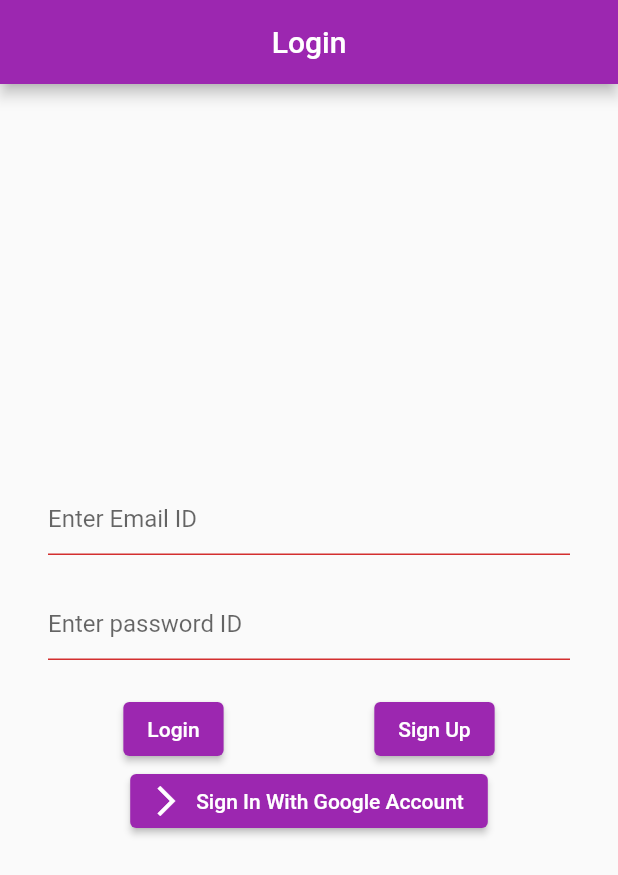
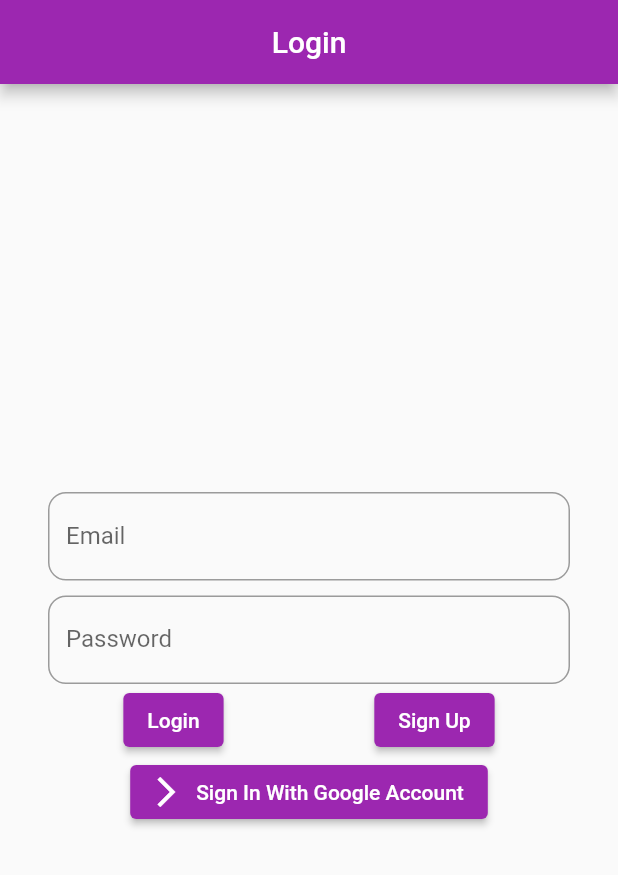
Before and after one commit to nabinsah703/getTodoApp, a Flutter app: the screen it shows after launch, on a phone screen of 412 x 824 dp. Shown: the top 875 px of the screen. Run offline on Flutter 3.47's test engine with Material 2 defaults, Android fonts, the phone set to English and light mode, and no system bars; our stand-ins replace cloud_firestore, firebase_auth, firebase_core, google_sign_in, shared_preferences; accounts and stored records are empty.

Commit message:
change design of login screnn

```diff
--- a/lib/screens/login_screen.dart
+++ b/lib/screens/login_screen.dart
@@ -14,8 +14,11 @@ class LoginScreen extends StatefulWidget {
 }
 
 class _LoginScreenState extends State<LoginScreen> {
-  TextEditingController email = TextEditingController();
-  TextEditingController password = TextEditingController();
+
+  var email = "";
+  var password = "";
+  TextEditingController emailController = TextEditingController();
+  TextEditingController passwordController = TextEditingController();
 
   String signInText = "You are not currently signed in.";
   String errorText = "";
@@ -49,13 +52,21 @@ class _LoginScreenState extends State<LoginScreen> {
             mainAxisAlignment: MainAxisAlignment.center,
             children: [
               TextFormField(
-                controller: email,
-                decoration: InputDecoration(errorText: errorText, hintText: "Enter Email ID"),
+                controller: emailController,
+
+                decoration:  const InputDecoration(label: Text("Email"),border: OutlineInputBorder(
+                  borderRadius: BorderRadius.all(Radius.circular(12))
+                ), hintText: "Enter Email ID"),
               ),
+              const SizedBox(height: 10,),
               TextFormField(
-                controller: password,
+                controller: passwordController,
                 obscureText: true,
-                decoration: InputDecoration(errorText: errorText, hintText: "Enter password ID"),
+                decoration: const InputDecoration(
+                  label: Text("Password"),
+                  border: OutlineInputBorder(
+                    borderRadius: BorderRadius.all(Radius.circular(12))
+                  ), hintText: "Please, Enter password"),
               ),
               Row(
                 mainAxisAlignment: MainAxisAlignment.spaceAround,
```
